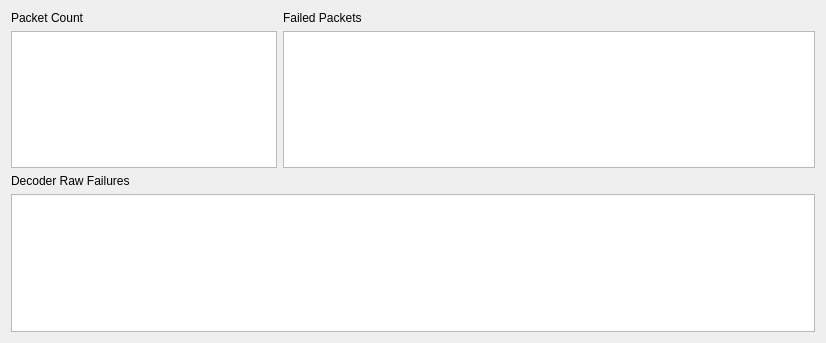
The window that src/packetstatusview.ui (fredcooke/emstudio) describes before a commit, drawn with Qt 5.
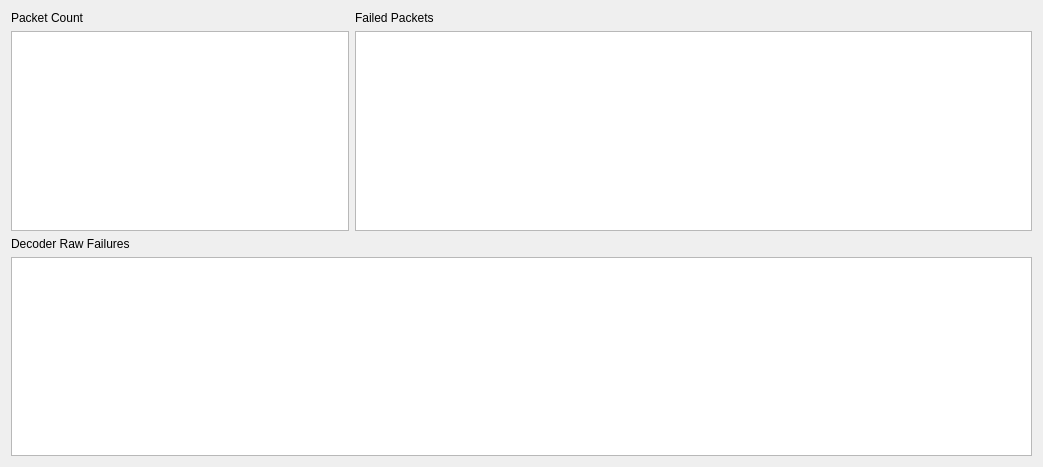
The same window after the commit.

```diff
--- a/src/packetstatusview.ui
+++ b/src/packetstatusview.ui
@@ -6,8 +6,8 @@
    <rect>
     <x>0</x>
     <y>0</y>
-    <width>826</width>
-    <height>343</height>
+    <width>1043</width>
+    <height>467</height>
    </rect>
   </property>
   <property name="windowTitle">
```
